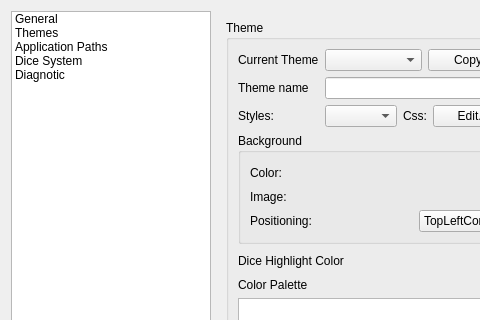
First picture: the form in src/preferences/preferencesdialogbox.ui, repository Rolisteam/rolisteam, before the edit; both pictures show x 0 to 480 and y 0 to 320 of the 626 by 595 pixel window.
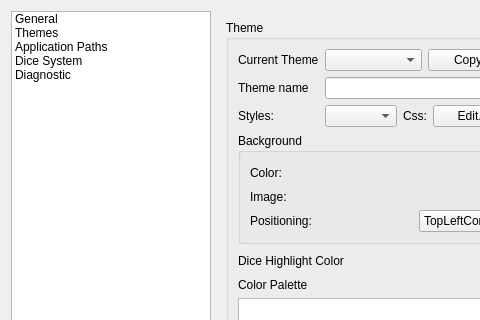
Second picture: the form after the edit. Icons and pictures are not drawn. Custom widgets are drawn as their Qt base class.

Diff of the .ui file:
```diff
--- a/src/preferences/preferencesdialogbox.ui
+++ b/src/preferences/preferencesdialogbox.ui
@@ -59,7 +59,7 @@
        </item>
        <item>
         <property name="text">
-         <string>Diagnotic</string>
+         <string>Diagnostic</string>
         </property>
        </item>
       </widget>
```
Left out of the diff: 4 changed lines with no effect on the pictures.
